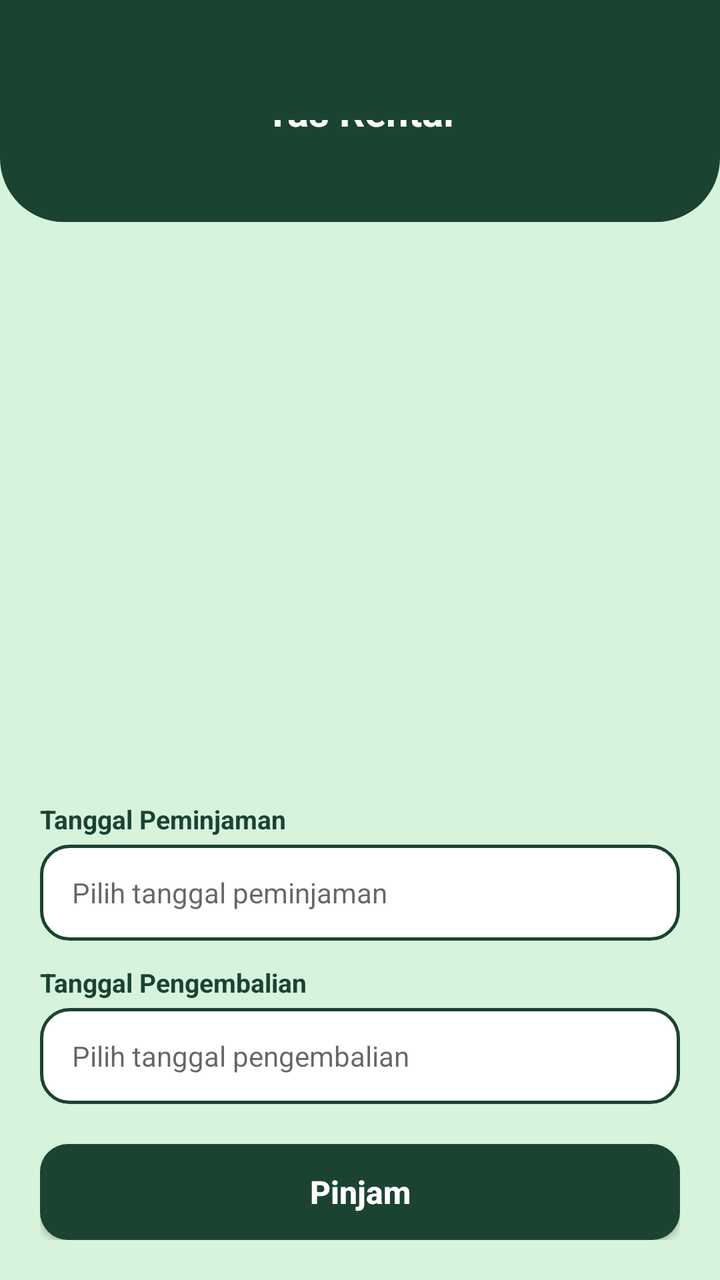
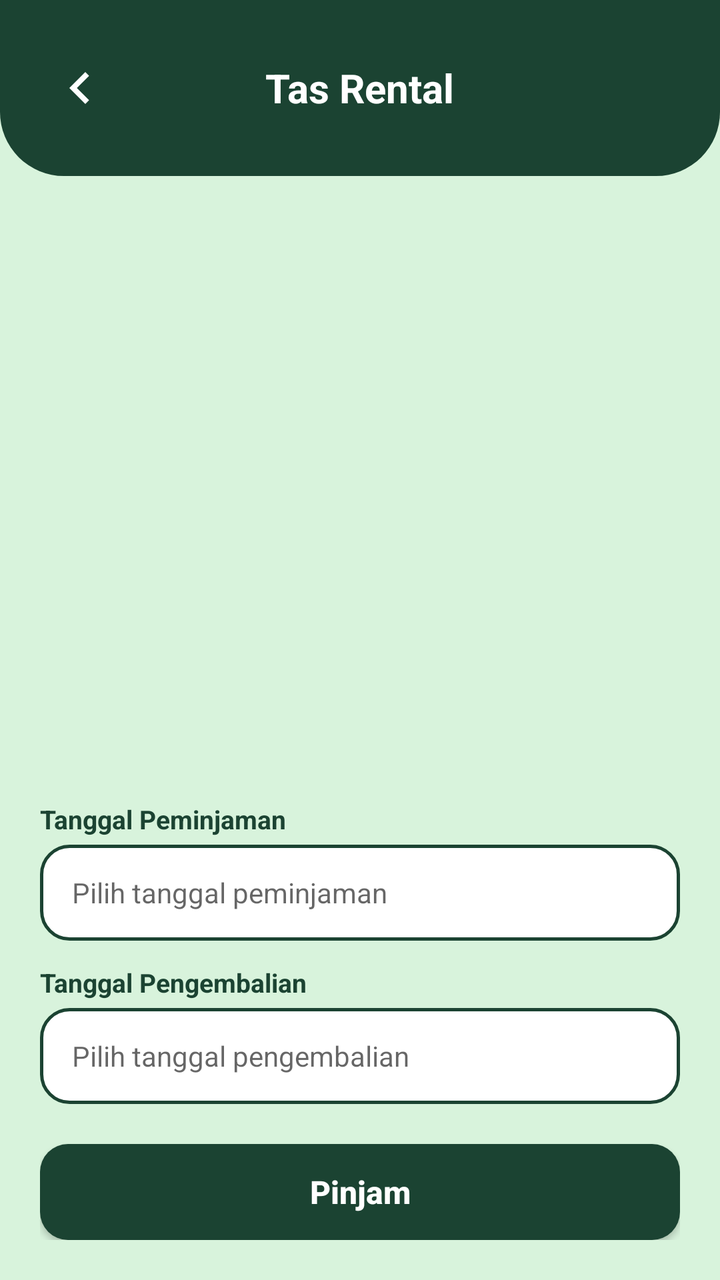

Two renders of the same Android screen: before a commit and after it. Below are the layout's source before the change and the commit's diff.
<!-- AndroidManifest.xml: activity theme Theme.UKK.NoActionBar -->
<!-- res/layout/activity_cart.xml -->
<?xml version="1.0" encoding="utf-8"?>
<LinearLayout xmlns:android="http://schemas.android.com/apk/res/android"
    xmlns:tools="http://schemas.android.com/tools"
    android:layout_width="match_parent"
    android:layout_height="match_parent"
    android:background="#D8F3DC"
    android:orientation="vertical"
    tools:context=".CartActivity">

    
    <RelativeLayout
        android:layout_width="match_parent"
        android:layout_height="wrap_content"
        android:background="@drawable/bg_top_header"
        android:paddingStart="24dp"
        android:paddingTop="60dp"
        android:paddingEnd="24dp"
        android:paddingBottom="24dp">

        <TextView
            android:layout_width="wrap_content"
            android:layout_height="wrap_content"
            android:layout_centerInParent="true"
            android:text="Tas Rental"
            android:textColor="@color/white"
            android:textSize="20sp"
            android:textStyle="bold" />

    </RelativeLayout>

    
    <LinearLayout
        android:layout_width="match_parent"
        android:layout_height="0dp"
        android:layout_weight="1"
        android:orientation="vertical"
        android:padding="20dp">

        <androidx.recyclerview.widget.RecyclerView
            android:id="@+id/rv_cart_items"
            android:layout_width="match_parent"
            android:layout_height="0dp"
            android:layout_weight="1"
            tools:listitem="@layout/item_cart" />

        
        <TextView
            android:layout_width="match_parent"
            android:layout_height="wrap_content"
            android:layout_marginTop="12dp"
            android:text="Tanggal Peminjaman"
            android:textColor="@color/campgear_green"
            android:textSize="13sp"
            android:textStyle="bold" />

        <EditText
            android:id="@+id/et_cart_tanggal_peminjaman"
            android:layout_width="match_parent"
            android:layout_height="48dp"
            android:layout_marginTop="4dp"
            android:background="@drawable/bg_input_field"
            android:clickable="true"
            android:focusable="false"
            android:hint="Pilih tanggal peminjaman"
            android:paddingStart="16dp"
            android:paddingEnd="16dp"
            android:textColor="#212121"
            android:textSize="14sp"
            tools:ignore="Autofill,LabelFor" />

        <TextView
            android:layout_width="match_parent"
            android:layout_height="wrap_content"
            android:layout_marginTop="12dp"
            android:text="Tanggal Pengembalian"
            android:textColor="@color/campgear_green"
            android:textSize="13sp"
            android:textStyle="bold" />

        <EditText
            android:id="@+id/et_cart_tanggal_pengembalian"
            android:layout_width="match_parent"
            android:layout_height="48dp"
            android:layout_marginTop="4dp"
            android:background="@drawable/bg_input_field"
            android:clickable="true"
            android:focusable="false"
            android:hint="Pilih tanggal pengembalian"
            android:paddingStart="16dp"
            android:paddingEnd="16dp"
            android:textColor="#212121"
            android:textSize="14sp"
            tools:ignore="Autofill,LabelFor" />

        
        <androidx.appcompat.widget.AppCompatButton
            android:id="@+id/btn_pinjam_cart"
            android:layout_width="match_parent"
            android:layout_height="48dp"
            android:layout_marginTop="20dp"
            android:background="@drawable/bg_btn_login"
            android:text="Pinjam"
            android:textAllCaps="false"
            android:textColor="@color/white"
            android:textSize="16sp"
            android:textStyle="bold" />

    </LinearLayout>

</LinearLayout>
<!-- res/layout/item_cart.xml (included above) -->
<?xml version="1.0" encoding="utf-8"?>
<androidx.cardview.widget.CardView xmlns:android="http://schemas.android.com/apk/res/android"
    xmlns:app="http://schemas.android.com/apk/res-auto"
    xmlns:tools="http://schemas.android.com/tools"
    android:layout_width="match_parent"
    android:layout_height="wrap_content"
    android:layout_marginBottom="12dp"
    app:cardBackgroundColor="#F8FAF8"
    app:cardCornerRadius="14dp"
    app:cardElevation="1dp">

    <LinearLayout
        android:layout_width="match_parent"
        android:layout_height="wrap_content"
        android:gravity="center_vertical"
        android:orientation="horizontal"
        android:padding="12dp">

        <ImageView
            android:id="@+id/iv_cart_image"
            android:layout_width="64dp"
            android:layout_height="64dp"
            android:background="#E0E0E0"
            android:scaleType="centerCrop"
            tools:ignore="ContentDescription" />

        <LinearLayout
            android:layout_width="0dp"
            android:layout_height="wrap_content"
            android:layout_marginStart="16dp"
            android:layout_weight="1"
            android:orientation="vertical">

            <TextView
                android:id="@+id/tv_cart_name"
                android:layout_width="wrap_content"
                android:layout_height="wrap_content"
                android:text="Nama Alat"
                android:textColor="@color/campgear_green"
                android:textSize="15sp"
                android:textStyle="bold" />

            <TextView
                android:id="@+id/tv_cart_price_qty"
                android:layout_width="wrap_content"
                android:layout_height="wrap_content"
                android:layout_marginTop="4dp"
                android:text="Rp 0 x 1"
                android:textColor="#333333"
                android:textSize="13sp" />

        </LinearLayout>

        <ImageView
            android:id="@+id/btn_remove_cart"
            android:layout_width="32dp"
            android:layout_height="32dp"
            android:background="?attr/selectableItemBackgroundBorderless"
            android:contentDescription="Remove"
            android:padding="6dp"
            app:srcCompat="@android:drawable/ic_menu_delete"
            app:tint="#D32F2F" />

    </LinearLayout>
</androidx.cardview.widget.CardView>
<!-- resources referenced by this layout -->
<resources>
  <color name="campgear_green">#1B4332</color>
  <color name="white">#FFFFFFFF</color>
  <!-- drawable bg_btn_login (drawable) -->
  <?xml version="1.0" encoding="utf-8"?>
  <shape xmlns:android="http://schemas.android.com/apk/res/android"
      android:shape="rectangle">
      <solid android:color="@color/campgear_green" />
      <corners android:radius="14dp" />
  </shape>
  <!-- drawable bg_input_field (drawable) -->
  <?xml version="1.0" encoding="utf-8"?>
  <shape xmlns:android="http://schemas.android.com/apk/res/android"
      android:shape="rectangle">
      <solid android:color="@color/white" />
      <stroke
          android:width="1.5dp"
          android:color="@color/campgear_green" />
      <corners android:radius="14dp" />
  </shape>
  <!-- drawable bg_top_header (drawable) -->
  <?xml version="1.0" encoding="utf-8"?>
  <shape xmlns:android="http://schemas.android.com/apk/res/android"
      android:shape="rectangle">
      <solid android:color="@color/campgear_green" />
      <corners
          android:bottomLeftRadius="32dp"
          android:bottomRightRadius="32dp" />
  </shape>
  <style name="Theme.UKK.NoActionBar" parent="Theme.UKK">
          <item name="windowActionBar">false</item>
          <item name="windowNoTitle">true</item>
      </style>
  <style name="Theme.UKK" parent="Theme.MaterialComponents.DayNight.DarkActionBar">
          
          <item name="colorPrimary">@color/campgear_green</item>
          <item name="colorPrimaryVariant">@color/primary_dark</item>
          <item name="android:windowLightStatusBar">false</item>
          <item name="colorOnPrimary">@color/white</item>
          
          <item name="colorSecondary">@color/black</item>
          <item name="colorSecondaryVariant">@color/teal_700</item>
          <item name="colorOnSecondary">@color/black</item>
          
          <item name="android:statusBarColor">@color/campgear_green</item>
      </style>
  <color name="primary_dark">#133C29</color>
  <color name="black">#FF000000</color>
  <color name="teal_700">#FF018786</color>
</resources>

<!-- the commit's change to res/layout/activity_cart.xml (unified diff, before → after) -->
@@ -1,5 +1,6 @@
 <?xml version="1.0" encoding="utf-8"?>
 <LinearLayout xmlns:android="http://schemas.android.com/apk/res/android"
+    xmlns:app="http://schemas.android.com/apk/res-auto"
     xmlns:tools="http://schemas.android.com/tools"
     android:layout_width="match_parent"
     android:layout_height="match_parent"
@@ -12,10 +13,21 @@
         android:layout_width="match_parent"
         android:layout_height="wrap_content"
         android:background="@drawable/bg_top_header"
+        android:fitsSystemWindows="true"
         android:paddingStart="24dp"
-        android:paddingTop="60dp"
+        android:paddingTop="32dp"
         android:paddingEnd="24dp"
         android:paddingBottom="24dp">
+
+        <ImageView
+            android:id="@+id/iv_back"
+            android:layout_width="32dp"
+            android:layout_height="32dp"
+            android:layout_alignParentStart="true"
+            android:layout_centerVertical="true"
+            android:contentDescription="Kembali"
+            android:src="@drawable/ic_chevron_left"
+            app:tint="@color/white" />
 
         <TextView
             android:layout_width="wrap_content"
@@ -129,8 +141,8 @@
 
         <ImageView
             android:id="@+id/iv_cart_image"
-            android:layout_width="64dp"
-            android:layout_height="64dp"
+            android:layout_width="60dp"
+            android:layout_height="60dp"
             android:background="#E0E0E0"
             android:scaleType="centerCrop"
             tools:ignore="ContentDescription" />
@@ -138,7 +150,8 @@
         <LinearLayout
             android:layout_width="0dp"
             android:layout_height="wrap_content"
-            android:layout_marginStart="16dp"
+            android:layout_marginStart="12dp"
+            android:layout_marginEnd="8dp"
             android:layout_weight="1"
             android:orientation="vertical">
 
@@ -148,17 +161,62 @@
                 android:layout_height="wrap_content"
                 android:text="Nama Alat"
                 android:textColor="@color/campgear_green"
-                android:textSize="15sp"
+                android:textSize="14sp"
                 android:textStyle="bold" />
 
             <TextView
-                android:id="@+id/tv_cart_price_qty"
+                android:id="@+id/tv_cart_price"
                 android:layout_width="wrap_content"
                 android:layout_height="wrap_content"
-                android:layout_marginTop="4dp"
-                android:text="Rp 0 x 1"
+                android:layout_marginTop="2dp"
+                android:text="Rp 0 / hari"
                 android:textColor="#333333"
-                android:textSize="13sp" />
+                android:textSize="12sp" />
+
+            
+            <LinearLayout
+                android:layout_width="wrap_content"
+                android:layout_height="wrap_content"
+                android:layout_marginTop="8dp"
+                android:background="@drawable/bg_input_field"
+                android:gravity="center_vertical"
+                android:orientation="horizontal"
+                android:paddingStart="8dp"
+                android:paddingTop="2dp"
+                android:paddingEnd="8dp"
+                android:paddingBottom="2dp">
+
+                <TextView
+                    android:id="@+id/btn_cart_minus"
+                    android:layout_width="22dp"
+                    android:layout_height="22dp"
+                    android:gravity="center"
+                    android:text="-"
+                    android:textColor="@color/campgear_green"
+                    android:textSize="16sp"
+                    android:textStyle="bold" />
+
+                <TextView
+                    android:id="@+id/tv_cart_quantity"
+                    android:layout_width="28dp"
+                    android:layout_height="wrap_content"
+                    android:gravity="center"
+                    android:text="1"
+                    android:textColor="@color/campgear_green"
+                    android:textSize="14sp"
+                    android:textStyle="bold" />
+
+                <TextView
+                    android:id="@+id/btn_cart_plus"
+                    android:layout_width="22dp"
+                    android:layout_height="22dp"
+                    android:gravity="center"
+                    android:text="+"
+                    android:textColor="@color/campgear_green"
+                    android:textSize="16sp"
+                    android:textStyle="bold" />
+
+            </LinearLayout>
 
         </LinearLayout>
 
<!-- resource entries referenced after the edit -->
@@ -28,6 +28,16 @@
           android:bottomLeftRadius="32dp"
           android:bottomRightRadius="32dp" />
   </shape>
+  <!-- drawable ic_chevron_left (drawable) -->
+  <vector xmlns:android="http://schemas.android.com/apk/res/android"
+      android:width="24dp"
+      android:height="24dp"
+      android:viewportWidth="24"
+      android:viewportHeight="24">
+      <path
+          android:fillColor="#1B4332"
+          android:pathData="M15.41,7.41L14,6l-6,6 6,6 1.41-1.41L10.83,12z"/>
+  </vector>
   <style name="Theme.UKK.NoActionBar" parent="Theme.UKK">
           <item name="windowActionBar">false</item>
           <item name="windowNoTitle">true</item>
